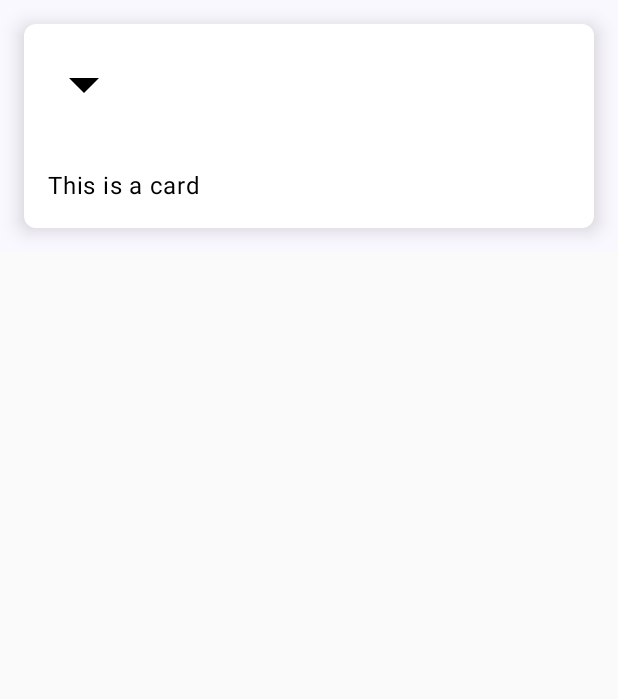
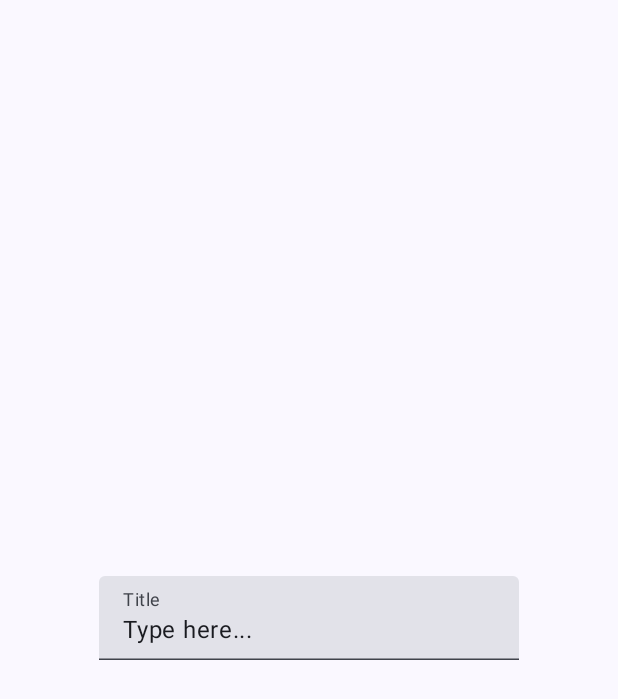
Before and after one commit to ankitkumar1302/Compose1, an Android app built with Jetpack Compose: the screen it shows after launch (MainActivity), on a phone screen of 412 x 824 dp. Shown: the top 699 px of the screen. Run offline under Robolectric (Android 15) with nearby library versions, the phone set to English and light mode, and no system bars.

Commit message:
Change in file A new feature added TextField.kt

```diff
--- a/app/src/main/java/com/example/compose1/MainActivity.kt
+++ b/app/src/main/java/com/example/compose1/MainActivity.kt
@@ -5,7 +5,7 @@ import androidx.activity.ComponentActivity
 import androidx.activity.compose.setContent
 import androidx.compose.material3.Surface
 import com.example.compose1.ui.theme.Compose1Theme
-import com.example.compose1.ui.theme.MyCard
+import com.example.compose1.ui.theme.TextField
 
 
 class MainActivity : ComponentActivity() {
@@ -14,8 +14,10 @@ class MainActivity : ComponentActivity() {
         setContent {
             Compose1Theme {
                 // A surface container using the 'background' color from the theme
-                Surface{
-                    MyCard()
+                Surface {
+                    // MyCard()
+                    TextField()
+
                 }
             }
         }
--- /dev/null
+++ b/app/src/main/java/com/example/compose1/ui/theme/TextField.kt
@@ -0,0 +1,41 @@
+package com.example.compose1.ui.theme
+
+import androidx.compose.foundation.layout.Arrangement
+import androidx.compose.foundation.layout.Column
+import androidx.compose.foundation.layout.fillMaxSize
+import androidx.compose.material3.ExperimentalMaterial3Api
+import androidx.compose.material3.Text
+import androidx.compose.material3.TextField
+import androidx.compose.runtime.Composable
+import androidx.compose.runtime.getValue
+import androidx.compose.runtime.mutableStateOf
+import androidx.compose.runtime.remember
+import androidx.compose.runtime.setValue
+import androidx.compose.ui.Alignment
+import androidx.compose.ui.Modifier
+import androidx.compose.ui.tooling.preview.Preview
+
+@OptIn(ExperimentalMaterial3Api::class)
+@Composable
+@Preview(showBackground = true)
+fun TextField() {
+    Column(
+        modifier = Modifier
+            .fillMaxSize(),
+        verticalArrangement = Arrangement.Center,
+        horizontalAlignment = Alignment.CenterHorizontally
+    ) {
+        var text by remember {
+            mutableStateOf("Type here...")
+        }
+        TextField(
+            value = text, onValueChange = { newText ->
+                text = newText
+            },
+            label = {
+                Text(text = "Title")
+            },
+            singleLine = true
+        )
+    }
+}
```
Also changed, not shown: app/src/main/java/com/example/compose1/ui/theme/ExpandableCard.kt (+5 -3 lines).
